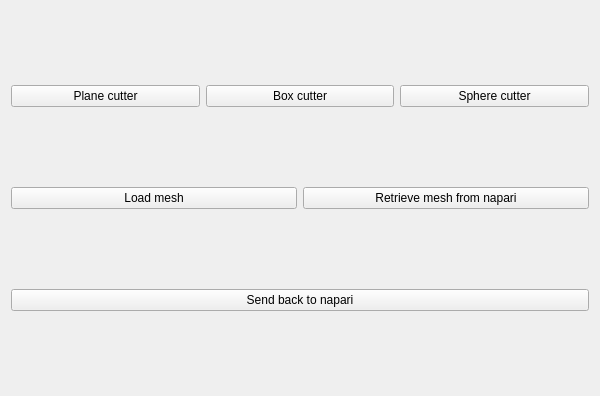
Old version of the form src/napari_vedo_bridge/vedo_extension.ui in the repository jo-mueller/napari-vedo-bridge.
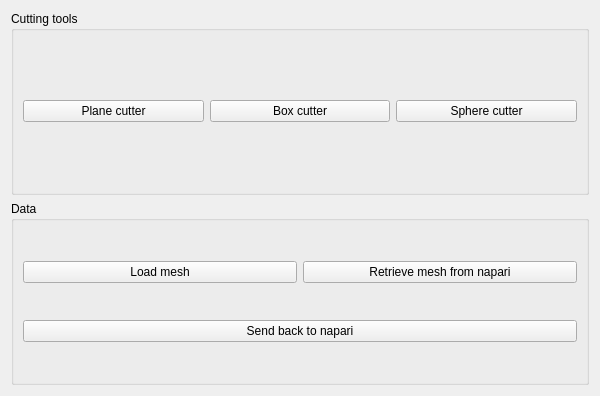
New version of the form.

Commit message:
added cutter buttons to button group
This makes the buttons exclusive, i.e., if one is checked, the other are automatically unchecked.

The edit to the form file:
```diff
--- a/src/napari_vedo_bridge/vedo_extension.ui
+++ b/src/napari_vedo_bridge/vedo_extension.ui
@@ -15,6 +15,10 @@
   </property>
   <layout class="QVBoxLayout" name="verticalLayout">
    <item>
+    <widget class="QGroupBox" name="groupBox">
+     <property name="title">
+      <string>Cutting tools</string>
+     </property>
     <layout class="QHBoxLayout" name="horizontalLayout">
      <item>
       <widget class="QPushButton" name="pushButton_plane_cutter">
@@ -47,26 +51,29 @@
       </widget>
      </item>
     </layout>
+    </widget>
    </item>
    <item>
-    <layout class="QHBoxLayout" name="horizontalLayout_2">
-     <item>
+    <widget class="QGroupBox" name="groupBox_2">
+     <property name="title">
+      <string>Data</string>
+     </property>
+     <layout class="QGridLayout" name="gridLayout">
+      <item row="0" column="0">
       <widget class="QPushButton" name="pushButton_load_mesh">
        <property name="text">
         <string>Load mesh</string>
        </property>
       </widget>
      </item>
-     <item>
+      <item row="0" column="1">
       <widget class="QPushButton" name="pushButton_get_from_napari">
        <property name="text">
         <string>Retrieve mesh from napari</string>
        </property>
       </widget>
      </item>
-    </layout>
-   </item>
-   <item>
+      <item row="1" column="0" colspan="2">
     <widget class="QPushButton" name="pushButton_send_back">
      <property name="text">
       <string>Send back to napari</string>
@@ -75,6 +82,9 @@
    </item>
   </layout>
  </widget>
+   </item>
+  </layout>
+ </widget>
  <resources/>
  <connections/>
 </ui>
```
Left out of the diff: 12 changed lines with no effect on the pictures. Lines whose indentation alone changed are shown as unchanged.
